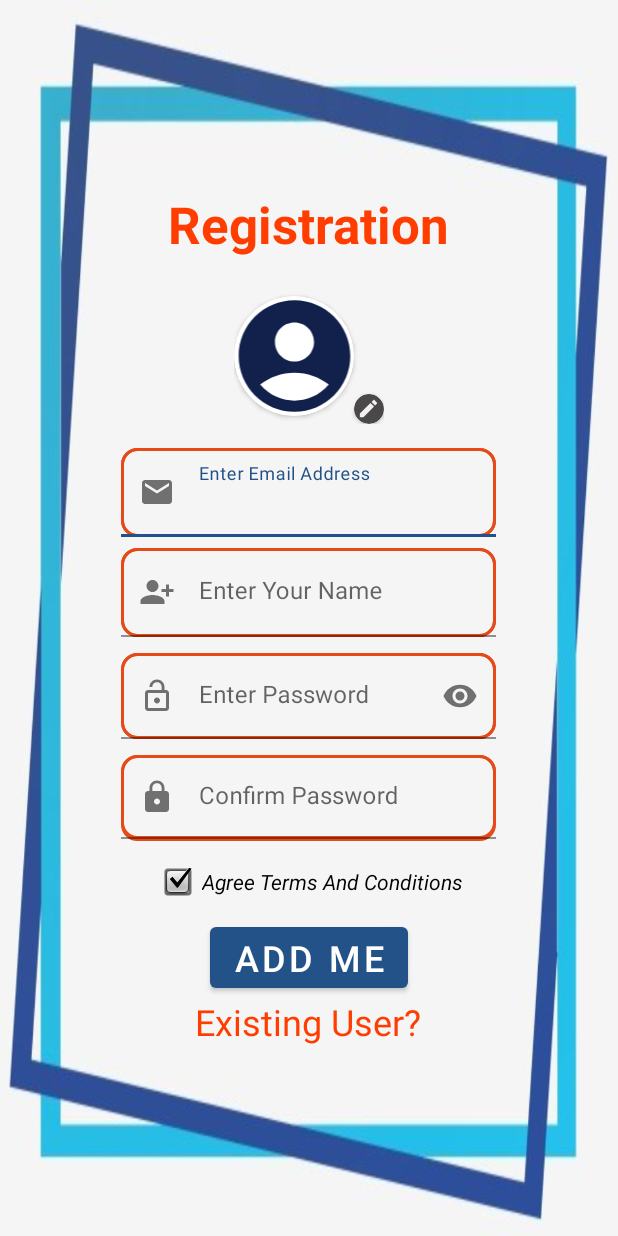
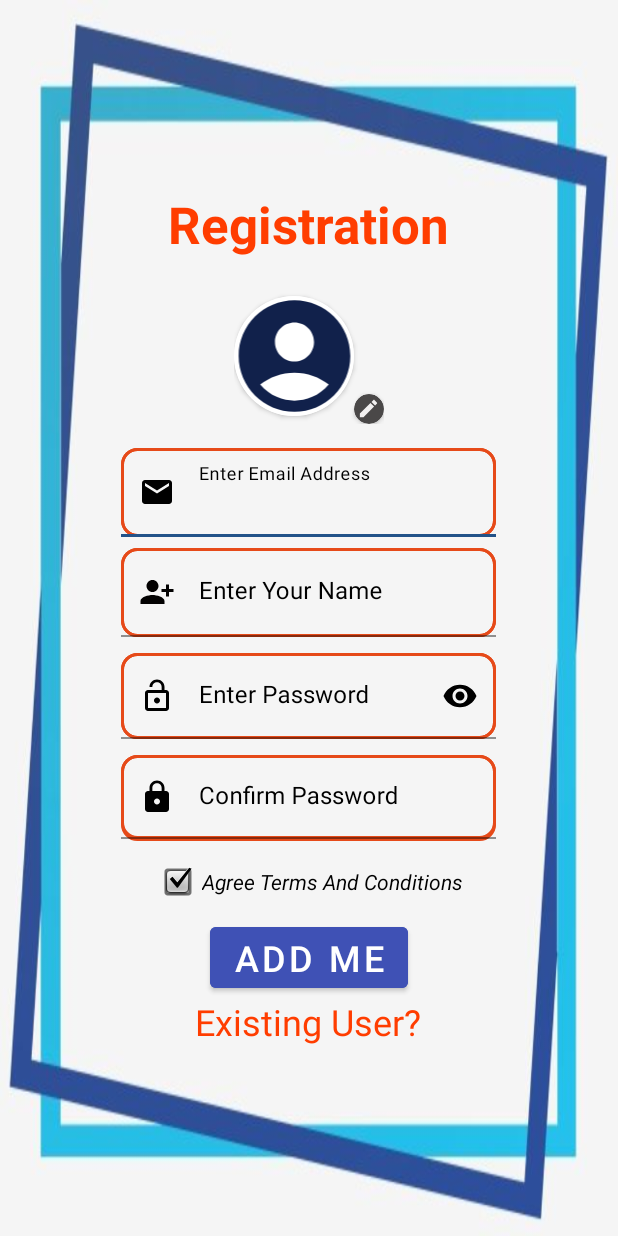
Before and after one commit to Asfkhan/First_Project, an Android app: the SignUpPage screen opened directly, with no data from a screen before it, on a phone screen of 412 x 824 dp. Run offline under Robolectric (Android 15) with nearby library versions, the light colour scheme and no system bars; our stand-ins replace Firebase (no records; nobody signed in at launch, a user with empty details on screens opened directly); Roboto replaces fonts that are not available here.

Commit message:
08/03/2023

```diff
--- a/app/src/main/res/layout/activity_main2.xml
+++ b/app/src/main/res/layout/activity_main2.xml
@@ -18,10 +18,10 @@
         android:layout_width="wrap_content"
         android:layout_height="match_parent"
         android:layout_gravity="start"
-        android:background="@drawable/drawer_image"
         android:fitsSystemWindows="true"
         app:itemHorizontalPadding="80dp"
         app:itemIconSize="30dp"
+        android:background="@drawable/drawer_inside"
         app:itemIconTint="@color/app_logo_background"
         app:itemShapeFillColor="#010101"
         app:itemTextColor="#EAEAEA"
--- a/app/src/main/res/layout/activity_sign_up_page.xml
+++ b/app/src/main/res/layout/activity_sign_up_page.xml
@@ -37,6 +37,7 @@
                 android:layout_marginTop="25dp"
                 android:layout_marginBottom="5dp"
                 android:contentDescription="@string/nav_header_desc"
+                app:cardBackgroundColor="#FFFDFD"
                 app:cardCornerRadius="100dp">
 
                 <ImageView
@@ -44,6 +45,7 @@
                     android:layout_width="90dp"
                     android:layout_height="89dp"
                     android:layout_gravity="center"
+                    android:background="#FFFFFF"
                     app:srcCompat="@drawable/ic_baseline_account_circle_24" />
             </androidx.cardview.widget.CardView>
 
@@ -73,13 +75,17 @@
             android:layout_marginEnd="16dp"
             android:layout_marginBottom="2dp"
             android:background="@drawable/text_box_background"
+            android:textColorHint="@color/black"
             app:endIconDrawable="@drawable/ic_baseline_cancel_24"
             app:endIconMode="clear_text"
-            app:helperTextTextAppearance="@style/TextAppearance.AppCompat.Body1"
+            app:endIconTint="@color/black"
+            app:endIconTintMode="multiply"
+            app:hintTextColor="@color/black"
             app:passwordToggleDrawable="@drawable/ic_baseline_cancel_24"
             app:passwordToggleEnabled="true"
             app:prefixTextAppearance="@style/TextAppearance.AppCompat.Body1"
-            app:startIconDrawable="@drawable/ic_baseline_markunread_24">
+            app:startIconDrawable="@drawable/ic_baseline_markunread_24"
+            app:startIconTint="@color/black">
 
             <com.google.android.material.textfield.TextInputEditText
                 android:id="@+id/e1"
@@ -87,6 +93,7 @@
                 android:layout_height="match_parent"
                 android:background="@drawable/text_box_background"
                 android:hint="@string/Email_ID"
+                android:textColor="#0A0606"
                 android:textColorHint="#110909" />
 
 
@@ -100,9 +107,13 @@
             android:layout_marginEnd="16dp"
             android:layout_marginBottom="5dp"
             android:background="@drawable/text_box_background"
+            android:textColorHint="@color/black"
             app:endIconDrawable="@drawable/ic_baseline_cancel_24"
             app:endIconMode="clear_text"
-            app:startIconDrawable="@drawable/ic_baseline_person_add_alt_1_24">
+            app:endIconTint="@color/black"
+            app:hintTextColor="#1E1616"
+            app:startIconDrawable="@drawable/ic_baseline_person_add_alt_1_24"
+            app:startIconTint="#030202">
 
             <com.google.android.material.textfield.TextInputEditText
                 android:id="@+id/NewuserName_id"
@@ -112,7 +123,8 @@
                 android:freezesText="false"
                 android:hint="@string/Username"
                 android:inputType="textPersonName"
-                android:textColorHint="#37474F" />
+                android:textColor="#110909"
+                android:textColorHint="#090D0E" />
 
 
         </com.google.android.material.textfield.TextInputLayout>
@@ -126,8 +138,12 @@
             android:layout_marginEnd="16dp"
             android:layout_marginBottom="5dp"
             android:background="@drawable/text_box_background"
+            android:textColorHint="@color/black"
             app:endIconMode="password_toggle"
-            app:startIconDrawable="@drawable/ic_baseline_lock_open_24">
+            app:endIconTint="@color/black"
+            app:passwordToggleTint="#000000"
+            app:startIconDrawable="@drawable/ic_baseline_lock_open_24"
+            app:startIconTint="#000000">
 
             <com.google.android.material.textfield.TextInputEditText
                 android:id="@+id/password_id"
@@ -136,6 +152,7 @@
                 android:background="@drawable/text_box_background"
                 android:hint="@string/PasswordloginPage"
                 android:inputType="textPassword"
+                android:textColor="#150D0D"
                 android:textColorHint="#37474F" />
 
 
@@ -149,9 +166,12 @@
             android:layout_marginEnd="16dp"
             android:layout_marginBottom="1dp"
             android:background="@drawable/text_box_background"
+            android:textColorHint="@color/black"
             app:endIconDrawable="@drawable/ic_baseline_cancel_24"
             app:endIconMode="clear_text"
-            app:startIconDrawable="@drawable/ic_baseline_lock_24">
+            app:endIconTint="@color/black"
+            app:startIconDrawable="@drawable/ic_baseline_lock_24"
+            app:startIconTint="#000000">
 
             <com.google.android.material.textfield.TextInputEditText
                 android:id="@+id/p1"
@@ -160,6 +180,7 @@
                 android:background="@drawable/text_box_background"
                 android:hint="@string/confirm_password"
                 android:inputType="textPassword"
+                android:textColor="#0A0606"
                 android:textColorHint="#37474F" />
 
         </com.google.android.material.textfield.TextInputLayout>
@@ -169,6 +190,7 @@
             android:layout_height="wrap_content"
             android:layout_marginTop="2dp"
             android:text="@string/agree_terms_and_condition"
+            android:textColor="@color/black"
             android:textStyle="italic"
             app:buttonIcon="@android:drawable/checkbox_on_background" />
 
@@ -176,7 +198,9 @@
             android:id="@+id/add1"
             android:layout_width="wrap_content"
             android:layout_height="wrap_content"
+            android:backgroundTint="#3F51B5"
             android:text="@string/add_me"
+            android:textColor="#FFFFFF"
             android:textSize="24sp" />
 
         <TextView
--- a/app/src/main/res/layout/app_bar_create_website.xml
+++ b/app/src/main/res/layout/app_bar_create_website.xml
@@ -14,7 +14,7 @@
         android:layout_gravity="center_horizontal"
         android:background="@drawable/side_nav_bar"
         android:paddingTop="30dp"
-        android:theme="@style/Theme.WebSiteManager.NoActionBar.AppBarOverlay">
+        android:theme="@style/Theme.WebSiteManager.NoActionBar.NoActionBar">
 
         <LinearLayout
             android:layout_width="match_parent"
--- a/app/src/main/res/layout/content_create_website.xml
+++ b/app/src/main/res/layout/content_create_website.xml
@@ -24,5 +24,6 @@
         android:layout_width="match_parent"
         android:layout_height="56dp"
         android:layout_gravity="bottom"
+        android:background="@color/white"
         app:menu="@menu/bottom_navigation" />
 </LinearLayout>
--- a/app/src/main/res/layout/dialog_website_manage.xml
+++ b/app/src/main/res/layout/dialog_website_manage.xml
@@ -32,7 +32,7 @@
             android:layout_margin="10dp"
             android:entries="@array/preloaded_fonts"
             android:minHeight="48dp"
-            android:spinnerMode="dropdown"
+            android:spinnerMode="dialog"
             android:textAlignment="center"
             tools:ignore="TouchTargetSizeCheck" />
 
--- a/app/src/main/res/layout/fragment_home2.xml
+++ b/app/src/main/res/layout/fragment_home2.xml
@@ -42,6 +42,8 @@
         android:backgroundTint="#388E3C"
         android:gravity="center|start"
         android:text="VIEW YOUR WEBSITE"
-        app:icon="@drawable/ic_baseline_preview_24" />
+        android:textColor="@color/white"
+        app:icon="@drawable/ic_baseline_preview_24"
+        app:iconTint="@color/white" />
 
 </LinearLayout>
--- a/app/src/main/res/layout/nav_header_main.xml
+++ b/app/src/main/res/layout/nav_header_main.xml
@@ -17,6 +17,7 @@
         android:layout_width="90dp"
         android:layout_height="90dp"
         android:layout_marginTop="30dp"
+        app:cardBackgroundColor="@color/white"
         app:cardCornerRadius="80dp"
         app:layout_constraintEnd_toEndOf="parent"
         app:layout_constraintStart_toStartOf="parent"
@@ -30,6 +31,8 @@
             android:layout_centerHorizontal="true"
             android:layout_centerVertical="true"
             android:layout_gravity="center"
+            android:background="@color/white"
+            android:backgroundTint="@color/white"
             app:srcCompat="@drawable/ic_baseline_account_circle_24"
             tools:ignore="ContentDescription" />
     </androidx.cardview.widget.CardView>
@@ -52,6 +55,7 @@
         android:gravity="center"
         android:text="@string/nav_header_subtitle"
         android:textAlignment="center"
+        android:textColor="@color/white"
         app:layout_constraintEnd_toEndOf="parent"
         app:layout_constraintStart_toStartOf="parent"
         app:layout_constraintTop_toBottomOf="@+id/userName_id" />
--- a/app/src/main/res/layout/view_row_layout.xml
+++ b/app/src/main/res/layout/view_row_layout.xml
@@ -37,6 +37,7 @@
             android:gravity="center"
             android:minHeight="48dp"
             android:text="TextView"
+            android:textColor="@color/black"
             android:textSize="14sp" />
     </LinearLayout>
 
--- a/app/src/main/res/values/themes.xml
+++ b/app/src/main/res/values/themes.xml
@@ -1,6 +1,6 @@
 <resources xmlns:tools="http://schemas.android.com/tools">
     <!-- Base application theme. -->
-    <style name="Theme.WebSiteManager" parent="Theme.MaterialComponents.DayNight.NoActionBar">
+    <style name="Theme.WebSiteManager.NoActionBar" parent="Theme.MaterialComponents.DayNight.NoActionBar">
         <!-- Primary brand color. -->
         <item name="colorPrimary">@color/Frank_blue</item>
         <item name="colorPrimaryVariant">@color/orange</item>
@@ -19,11 +19,6 @@
 
     </style>
 
-    <style name="Theme.WebSiteManager.NoActionBar">
-        <item name="windowActionBar">false</item>
-        <item name="windowNoTitle">true</item>
-    </style>
-
     <style name="Theme.WebSiteManager.NoActionBar.NoActionBar">
         <item name="windowActionBar">false</item>
         <item name="windowNoTitle">true</item>
```
Also changed, not shown: app/src/main/AndroidManifest.xml (+11 -1 lines), app/src/main/java/com/myproject/websitemanager/spashscreen/MySplashScreen.java (added, +29 -0 lines), app/src/main/java/com/myproject/websitemanager/ui/home/createwebsiteactivity/ui/create_color/CreateColor.java (+13 -7 lines), app/src/main/res/layout/activity_login_page.xml (+12 -1 lines), app/src/main/res/layout/activity_splash_screen.xml (added, +27 -0 lines), app/src/main/res/layout/activity_view_webpage.xml (+8 -2 lines), app/src/main/res/layout/create_colors.xml (+0 -8 lines), app/src/main/res/layout/recyler_layout.xml (+6 -3 lines), app/src/main/res/layout/webpage.xml (+35 -5 lines), app/src/main/res/drawable-v24/drawer_inside.jpg (added), app/src/main/res/drawable/drawer_inside.jpg (added).
